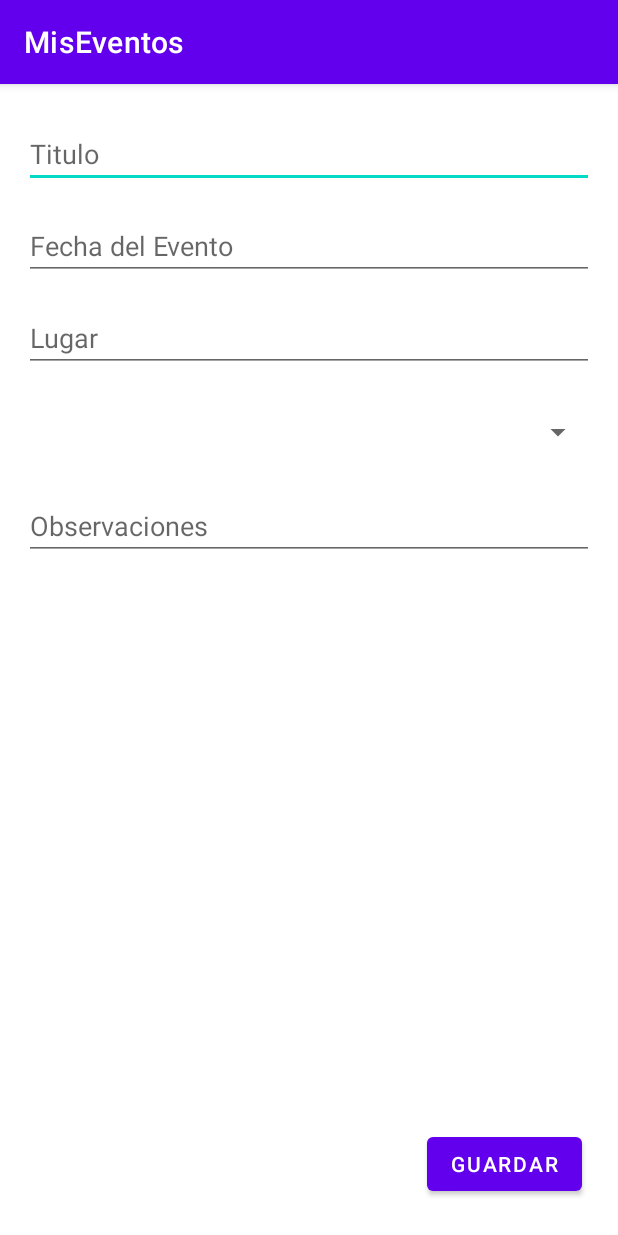
After one commit to ctapia-cl/MisEventos, an Android app: the registroEventos screen opened directly, with no data from a screen before it, on a phone screen of 412 x 824 dp. The commit adds this screen. Run offline under Robolectric (Android 15) with nearby library versions, the phone set to English and light mode, and no system bars.

Commit message:
se agrega Pantalla de registro de eventos posterior al login

```diff
--- a/app/src/main/AndroidManifest.xml
+++ b/app/src/main/AndroidManifest.xml
@@ -1,7 +1,7 @@
 <?xml version="1.0" encoding="utf-8"?>
 <manifest xmlns:android="http://schemas.android.com/apk/res/android"
     xmlns:tools="http://schemas.android.com/tools"
-    package="com.example.miseventos">
+    package="com.example.miseventos" >
 
     <application
         android:allowBackup="true"
@@ -12,7 +12,10 @@
         android:roundIcon="@mipmap/ic_launcher_round"
         android:supportsRtl="true"
         android:theme="@style/Theme.MisEventos"
-        tools:targetApi="31">
+        tools:targetApi="31" >
+        <activity
+            android:name=".registroEventos"
+            android:exported="false" />
         <activity
             android:name=".ValidarUsuario"
             android:exported="false" />
@@ -24,7 +27,7 @@
             android:exported="false" />
         <activity
             android:name=".MainActivity"
-            android:exported="true">
+            android:exported="true" >
             <intent-filter>
                 <action android:name="android.intent.action.MAIN" />
 
--- a/app/src/main/java/com/example/miseventos/MainActivity.java
+++ b/app/src/main/java/com/example/miseventos/MainActivity.java
@@ -34,6 +34,7 @@ public class MainActivity extends AppCompatActivity {
             eventos();
         }
 
+
     private void mostrarsegundaactividad(){
         Intent segundaPantalla = new Intent(this,registro.class);
         startActivity(segundaPantalla);
@@ -42,6 +43,11 @@ public class MainActivity extends AppCompatActivity {
     private void mostrarterceraactividad(){
         Intent terceraPantalla = new Intent(this,ValidarUsuario.class);
         startActivity(terceraPantalla);
+
+    }
+    private void mostrarregistroeventos(){
+        Intent cuartaPantalla = new Intent(this,registroEventos.class);
+        startActivity(cuartaPantalla);
 
     }
 
@@ -64,7 +70,7 @@ public class MainActivity extends AppCompatActivity {
                             ", contrasena " + c.getString(1));
 
                     if(c.getString(0).equals(usuario) && c.getString(1).equals(contrasena)){
-                        mostrarsegundaactividad();
+                        mostrarregistroeventos();
                     }
                 }while(c.moveToNext());
             }
--- /dev/null
+++ b/app/src/main/java/com/example/miseventos/registroEventos.java
@@ -0,0 +1,64 @@
+package com.example.miseventos;
+
+import android.os.Bundle;
+import android.view.View;
+import android.widget.ArrayAdapter;
+import android.widget.Button;
+import android.widget.EditText;
+import android.widget.Spinner;
+import android.widget.Toast;
+
+import androidx.appcompat.app.AppCompatActivity;
+
+import java.util.ArrayList;
+
+public class registroEventos extends AppCompatActivity {
+    private EditText etTitulo, etFechaEvento, etLugar, etObservacion;
+    private Spinner spnImportancia;
+    private Button btnGrabar;
+
+    //spinner trabaja con adaptador para asignar importancia al evento
+    //private String[] importanciaEvento;
+    //private ArrayAdapter adapterImportancia;
+
+    //Eventos arreglo de lista
+
+
+    @Override
+    protected void onCreate(Bundle savedInstanceState) {
+        super.onCreate(savedInstanceState);
+        setContentView(R.layout.activity_registro_eventos);
+
+
+        referencias();
+
+
+    }
+
+
+    private void referencias() {
+        etTitulo = findViewById(R.id.etTitulo);
+        etFechaEvento = findViewById(R.id.etFechaEvento);
+        spnImportancia = findViewById(R.id.spnImportancia);
+        btnGrabar = findViewById(R.id.btnGrabar);
+        etLugar = findViewById(R.id.etLugar);
+        //btnEliminar = findViewById(R.id.btnEliminar);
+        etObservacion = findViewById(R.id.etObservacion);
+
+    }
+
+    private void poblar() {
+    }
+
+    private void grabarEvento() {
+
+    }
+
+    private void eventos() {
+
+    }
+
+    private void limpiarPantalla() {
+
+    }
+}
--- /dev/null
+++ b/app/src/main/res/layout/activity_registro_eventos.xml
@@ -0,0 +1,82 @@
+<?xml version="1.0" encoding="utf-8"?>
+<androidx.constraintlayout.widget.ConstraintLayout
+    xmlns:android="http://schemas.android.com/apk/res/android"
+    xmlns:tools="http://schemas.android.com/tools"
+    xmlns:app="http://schemas.android.com/apk/res-auto"
+    android:layout_width="match_parent"
+    android:layout_height="match_parent"
+    tools:context=".registroEventos">
+
+
+    <Spinner
+        android:id="@+id/spnImportancia"
+        android:layout_width="0dp"
+        android:layout_height="wrap_content"
+        android:layout_marginTop="16dp"
+        android:minHeight="48dp"
+        app:layout_constraintEnd_toEndOf="@+id/etLugar"
+        app:layout_constraintStart_toStartOf="@+id/etLugar"
+        app:layout_constraintTop_toBottomOf="@+id/etLugar" />
+
+    <Button
+        android:id="@+id/btnGrabar"
+        android:layout_width="wrap_content"
+        android:layout_height="wrap_content"
+        android:layout_marginEnd="24dp"
+        android:layout_marginBottom="24dp"
+        android:text="Guardar"
+        app:layout_constraintBottom_toBottomOf="parent"
+        app:layout_constraintEnd_toEndOf="parent" />
+
+    <EditText
+        android:id="@+id/etTitulo"
+        android:layout_width="0dp"
+        android:layout_height="wrap_content"
+        android:layout_marginStart="16dp"
+        android:layout_marginTop="24dp"
+        android:layout_marginEnd="16dp"
+        android:ems="10"
+        android:hint="Titulo"
+        android:inputType="textPersonName"
+        app:layout_constraintEnd_toEndOf="parent"
+        app:layout_constraintStart_toStartOf="parent"
+        app:layout_constraintTop_toTopOf="parent" />
+
+    <EditText
+        android:id="@+id/etFechaEvento"
+        android:layout_width="0dp"
+        android:layout_height="wrap_content"
+        android:layout_marginTop="16dp"
+        android:ems="10"
+        android:hint="Fecha del Evento"
+        android:inputType="textPersonName"
+        app:layout_constraintEnd_toEndOf="@+id/etTitulo"
+        app:layout_constraintHorizontal_bias="0.0"
+        app:layout_constraintStart_toStartOf="@+id/etTitulo"
+        app:layout_constraintTop_toBottomOf="@+id/etTitulo" />
+
+    <EditText
+        android:id="@+id/etLugar"
+        android:layout_width="0dp"
+        android:layout_height="wrap_content"
+        android:layout_marginTop="16dp"
+        android:ems="10"
+        android:hint="Lugar"
+        android:inputType="textPersonName"
+        app:layout_constraintEnd_toEndOf="@+id/etFechaEvento"
+        app:layout_constraintStart_toStartOf="@+id/etFechaEvento"
+        app:layout_constraintTop_toBottomOf="@+id/etFechaEvento" />
+
+    <EditText
+        android:id="@+id/etObservacion"
+        android:layout_width="0dp"
+        android:layout_height="wrap_content"
+        android:layout_marginTop="16dp"
+        android:ems="10"
+        android:hint="Observaciones"
+        android:inputType="textPersonName"
+        app:layout_constraintEnd_toEndOf="@+id/spnImportancia"
+        app:layout_constraintStart_toStartOf="@+id/spnImportancia"
+        app:layout_constraintTop_toBottomOf="@+id/spnImportancia" />
+
+</androidx.constraintlayout.widget.ConstraintLayout>
```
